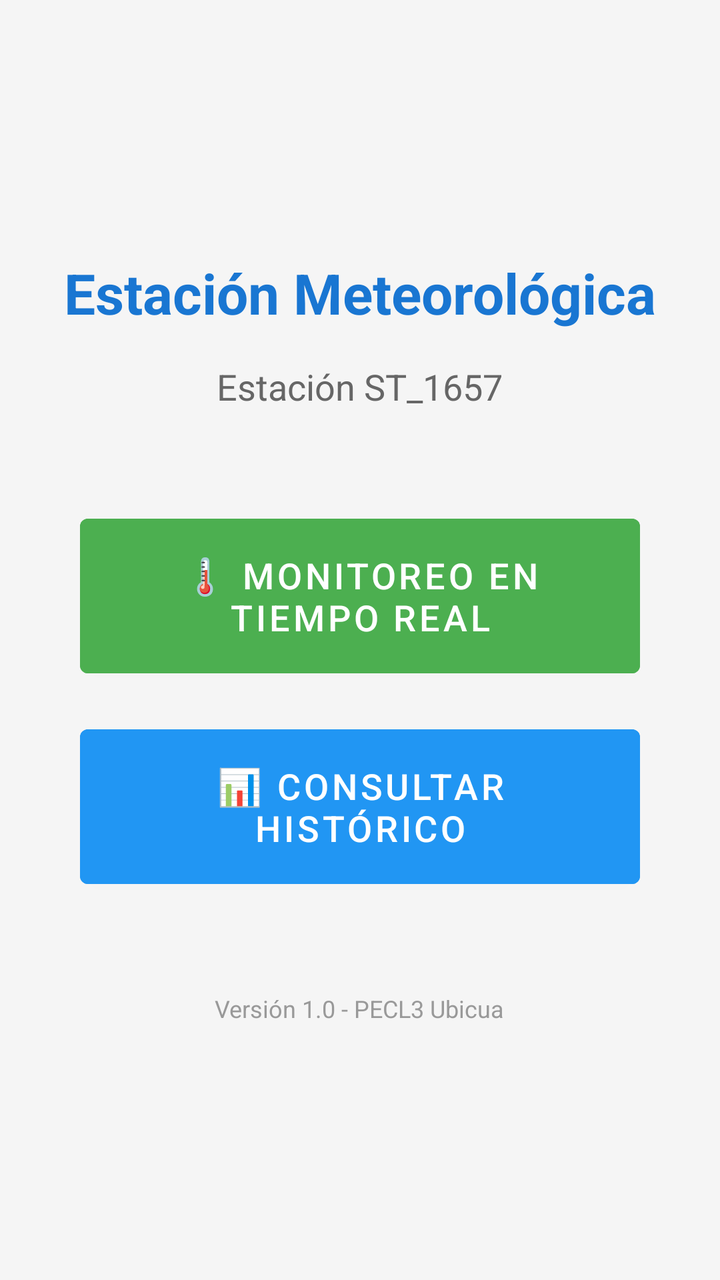
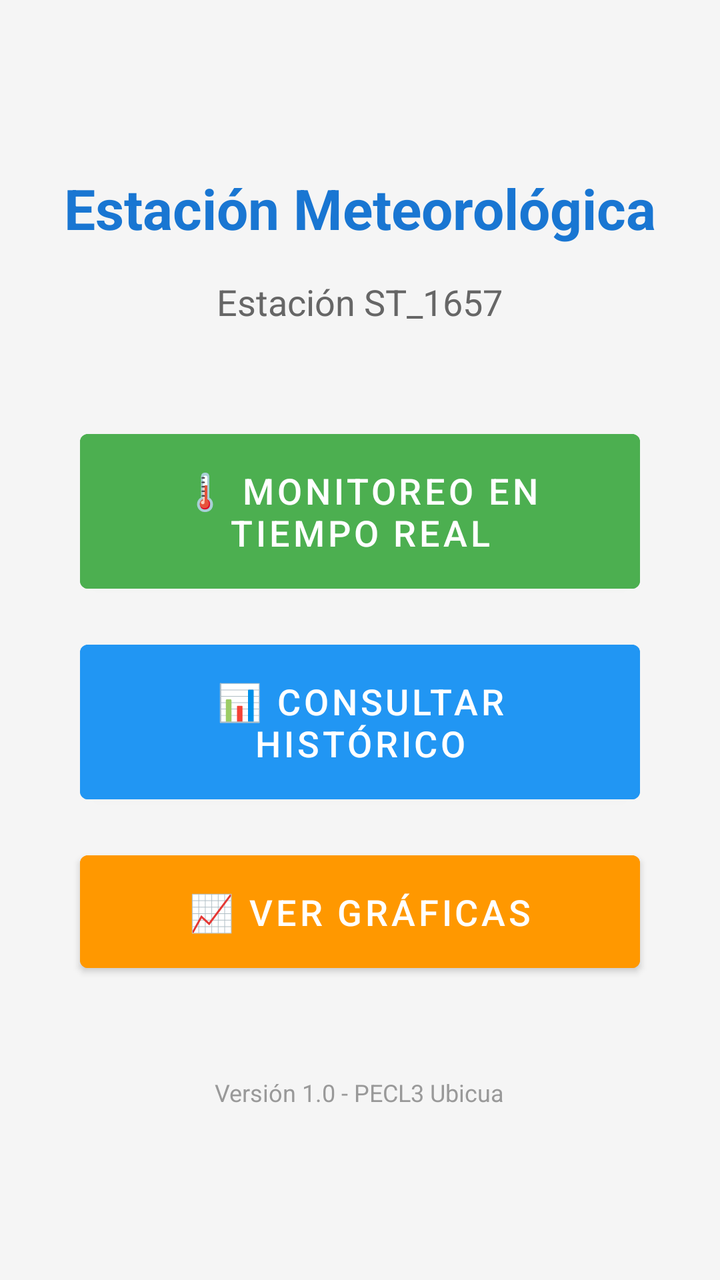

Two renders of the same Android screen: before a commit and after it. Below are the layout's source before the change and the commit's diff.
<!-- AndroidManifest.xml: application theme Theme.MaterialComponents.Light.DarkActionBar -->
<!-- res/layout/activity_main.xml -->
<?xml version="1.0" encoding="utf-8"?>
<LinearLayout xmlns:android="http://schemas.android.com/apk/res/android"
    android:layout_width="match_parent"
    android:layout_height="match_parent"
    android:orientation="vertical"
    android:gravity="center"
    android:padding="24dp"
    android:background="#F5F5F5">

    <TextView
        android:layout_width="wrap_content"
        android:layout_height="wrap_content"
        android:text="@string/app_name"
        android:textSize="28sp"
        android:textStyle="bold"
        android:textColor="#1976D2"
        android:layout_marginBottom="16dp" />

    <TextView
        android:layout_width="wrap_content"
        android:layout_height="wrap_content"
        android:text="Estación ST_1657"
        android:textSize="18sp"
        android:textColor="#666666"
        android:layout_marginBottom="48dp" />

    <Button
        android:id="@+id/btnRealtime"
        android:layout_width="280dp"
        android:layout_height="wrap_content"
        android:text="@string/btn_realtime"
        android:textSize="18sp"
        android:padding="16dp"
        android:layout_marginBottom="16dp"
        android:backgroundTint="#4CAF50" />

    <Button
        android:id="@+id/btnHistoric"
        android:layout_width="280dp"
        android:layout_height="wrap_content"
        android:text="@string/btn_historic"
        android:textSize="18sp"
        android:padding="16dp"
        android:backgroundTint="#2196F3" />

    <TextView
        android:layout_width="wrap_content"
        android:layout_height="wrap_content"
        android:text="Versión 1.0 - PECL3 Ubicua"
        android:textSize="12sp"
        android:textColor="#999999"
        android:layout_marginTop="48dp" />

</LinearLayout>
<!-- resources referenced by this layout -->
<resources>
  <string name="app_name">Estación Meteorológica</string>
  <string name="btn_historic">📊 Consultar Histórico</string>
  <string name="btn_realtime">🌡️ Monitoreo en Tiempo Real</string>
</resources>

<!-- the commit's change to res/layout/activity_main.xml (unified diff, before → after) -->
@@ -41,7 +41,17 @@
         android:text="@string/btn_historic"
         android:textSize="18sp"
         android:padding="16dp"
+        android:layout_marginBottom="16dp"
         android:backgroundTint="#2196F3" />
+
+    <Button
+        android:id="@+id/btnCharts"
+        android:layout_width="280dp"
+        android:layout_height="wrap_content"
+        android:text="@string/btn_charts"
+        android:textSize="18sp"
+        android:padding="16dp"
+        android:backgroundTint="#FF9800" />
 
     <TextView
         android:layout_width="wrap_content"
<!-- resource entries referenced after the edit -->
@@ -1,6 +1,7 @@
 <!-- resources referenced by this layout -->
 <resources>
   <string name="app_name">Estación Meteorológica</string>
+  <string name="btn_charts">📈 Ver Gráficas</string>
   <string name="btn_historic">📊 Consultar Histórico</string>
   <string name="btn_realtime">🌡️ Monitoreo en Tiempo Real</string>
 </resources>
